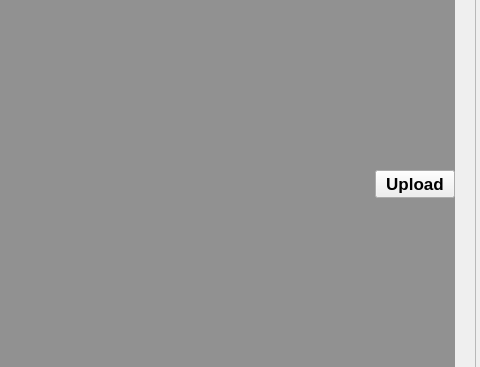
The window that widget.ui (tupers/camera-client) describes before a commit, drawn with Qt 5; both pictures show x 992 to 1472 and y 256 to 623 of the 1472 by 755 pixel window.
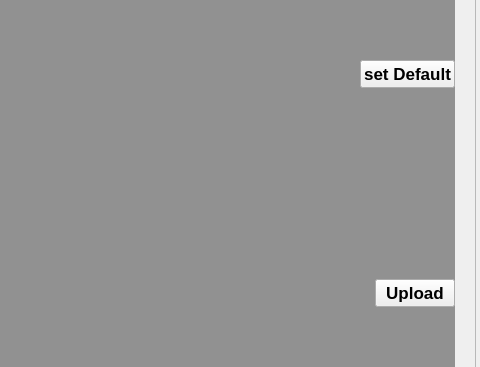
The same window after the commit. The open tabs and pages were chosen to show the change. Icons and pictures are not drawn. Custom widgets are drawn as their Qt base class.

```diff
--- a/widget.ui
+++ b/widget.ui
@@ -3324,6 +3324,13 @@
                     </item>
                     <item>
                      <layout class="QVBoxLayout" name="algorithm_settinglayout2">
+                      <item alignment="Qt::AlignRight">
+                       <widget class="QPushButton" name="algorithm_setdefaultButton">
+                        <property name="text">
+                         <string>set Default</string>
+                        </property>
+                       </widget>
+                      </item>
                       <item alignment="Qt::AlignRight">
                        <widget class="QPushButton" name="algorithm_uploadButton">
                         <property name="text">
```
Left out of the diff: 23 changed lines with no effect on the pictures.
